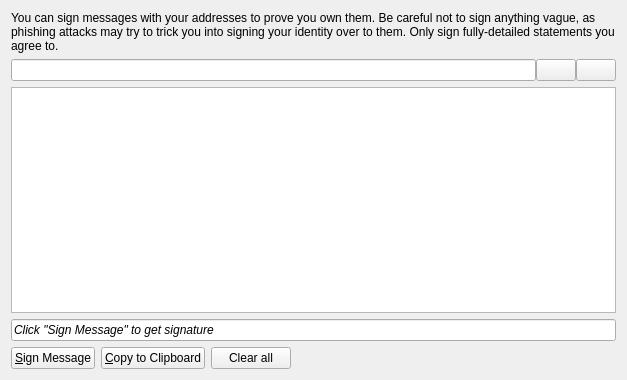
This is src/qt/forms/messagepage.ui in psdgithub/bitcoin as Qt 5 draws it before an edit. The edited form follows.
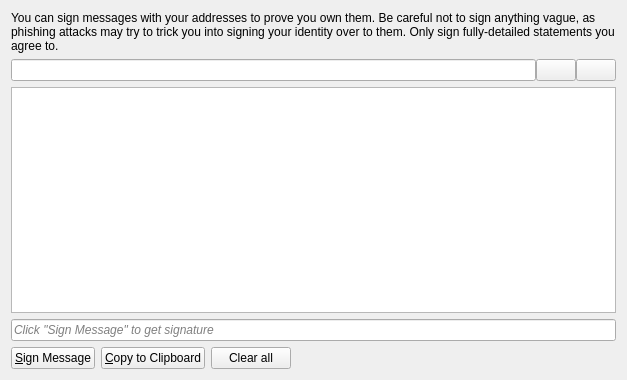
This is the edited form. Icons and pictures are not drawn. Custom widgets are drawn as their Qt base class.

Commit message: change default-text for message signature to a placeholder-text

```diff
--- a/src/qt/forms/messagepage.ui
+++ b/src/qt/forms/messagepage.ui
@@ -101,12 +101,12 @@
        <italic>true</italic>
       </font>
      </property>
-     <property name="text">
-      <string>Click &quot;Sign Message&quot; to get signature</string>
-     </property>
      <property name="readOnly">
       <bool>true</bool>
      </property>
+     <property name="placeholderText">
+      <string>Click &quot;Sign Message&quot; to get signature</string>
+     </property>
     </widget>
    </item>
    <item>
```
The commit also changes 1 other file.
